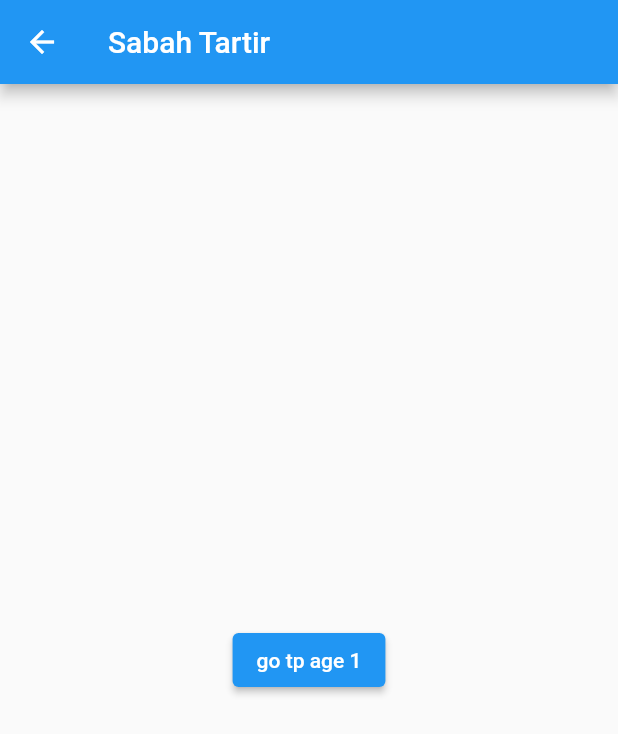
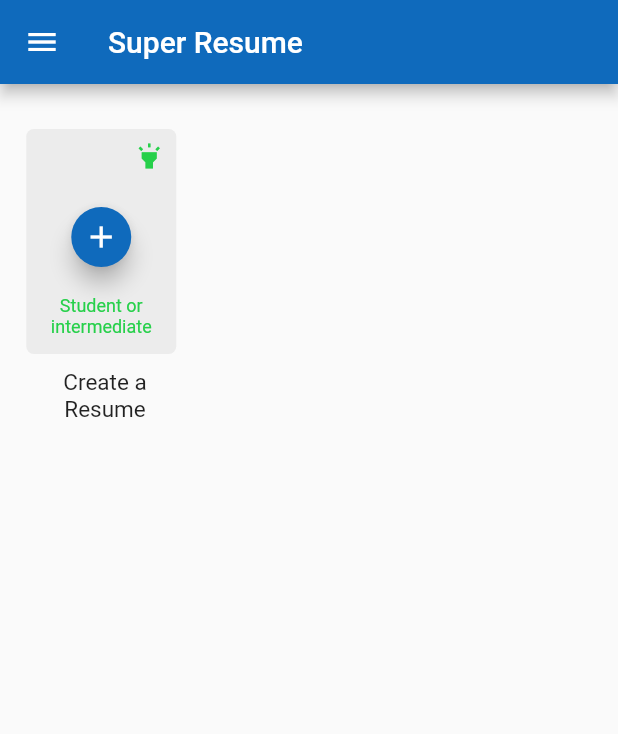
Before and after one commit to SabahTARTIR365/cv_builder_app, a Flutter app: the screen it shows after launch, on a phone screen of 412 x 824 dp. Shown: the top 734 px of the screen. Run offline on Flutter 3.47's test engine with Material 2 defaults, Android fonts, the light colour scheme and no system bars; our stand-ins replace open_file; missing offline and left inert: syncfusion_flutter_pdf.

Commit message:
add create cv button and fix other files in main screen

```diff
--- a/lib/main.dart
+++ b/lib/main.dart
@@ -87,7 +87,7 @@
     page.graphics.drawImage(PdfBitmap(await  _readImageData('poster.png')), Rect.fromLTWH(0, 100, 440, 550));
    List<int>bytes=await document.save();
    document.dispose();
-   saveAndLanchFile(bytes, 'output.pdf');
+   saveAndLaunchFile(bytes, 'output.pdf');
  }
 
 
--- a/lib/mobile.dart
+++ b/lib/mobile.dart
@@ -1,7 +1,7 @@
 import 'package:open_file/open_file.dart';
 import 'package:path_provider/path_provider.dart';
 import 'dart:io';
-Future <void> saveAndLanchFile( List<int> bytes,String fileName)
+Future <void> saveAndLaunchFile( List<int> bytes,String fileName)
 async{
   Directory? directory= await getExternalStorageDirectory();
   final path= directory!.path;
--- /dev/null
+++ b/lib/views/screens/build_cv_screen.dart
@@ -0,0 +1,24 @@
+import 'package:cv_builder_app/views/widgets/create_cv_button.dart';
+import 'package:flutter/cupertino.dart';
+import 'package:flutter/material.dart';
+
+class BuildCvScreen extends StatelessWidget
+{
+  const BuildCvScreen({Key? key}) : super(key: key);
+
+  @override
+  Widget build(BuildContext context) {
+return Scaffold(
+appBar: AppBar(title: Text('Super Resume',textAlign: TextAlign.left,),backgroundColor: Color(0xff0F6ABC),
+leading: Icon(Icons.menu),),
+
+  body: Column(children: const [
+    CreateCvButton(),
+
+
+
+  ],),
+);
+  }
+
+}
--- a/lib/views/screens/splash_screen.dart
+++ b/lib/views/screens/splash_screen.dart
@@ -1,6 +1,8 @@
 import 'dart:async';
 import 'package:cv_builder_app/page2.dart';
 import 'package:flutter/material.dart';
+
+import 'build_cv_screen.dart';
 
 class SplashScreen extends StatefulWidget {
   const SplashScreen({Key? key}) : super(key: key);
@@ -18,7 +20,7 @@
             () =>
             Navigator.push(
               context,
-              MaterialPageRoute(builder: (context) => Page2()),
+              MaterialPageRoute(builder: (context) => BuildCvScreen()),
             ));
   }
 
--- /dev/null
+++ b/lib/views/widgets/create_cv_button.dart
@@ -0,0 +1,74 @@
+import 'package:flutter/material.dart';
+
+class CreateCvButton extends StatelessWidget
+{
+  const CreateCvButton({Key? key}) : super(key: key);
+
+  @override
+  Widget build(BuildContext context) {
+return Column(
+  children: [
+        Container(
+
+      margin:EdgeInsets.only(left:15, bottom: 10, top:30),
+
+      width:100,
+
+      height: 150,
+
+      decoration:  BoxDecoration(
+
+        borderRadius: BorderRadius.circular(5),
+
+        color:   Color(0xffECECEC),),
+
+        child: Padding(
+
+        padding: const EdgeInsets.all(8.0),
+
+        child: Column(
+
+          children: [
+
+           Row(mainAxisAlignment:MainAxisAlignment.end,children: [Icon(Icons.highlight,color: Color(0xff26D04A),size: 20,)],),
+
+            SizedBox(height: 20),
+
+            FloatingActionButton.small(
+
+              backgroundColor:  Color(0xff0F6ABC),
+
+             child: Icon(Icons.add),
+
+                onPressed: (){}),
+
+            SizedBox(height: 15),
+
+            Row(mainAxisAlignment:MainAxisAlignment.center,
+
+              children:
+
+                  [ Expanded(child:
+
+                    Text("Student or intermediate",
+                    style: TextStyle(color:Color(0xff26D04A),fontSize:12),
+                   textAlign: TextAlign.center,
+                 ))],),
+          //  SizedBox(height: 10),
+          ],
+        ),
+      ),
+    ),
+        Container(
+          margin:EdgeInsets.only(left:20) ,
+          width:100,
+          height:35,
+        child:  Text('Create a Resume', textAlign: TextAlign.center,style: TextStyle(fontSize: 15),),
+
+        )
+  ],
+);
+  }
+
+
+}
```
Also changed, not shown: images/img.png (added).
